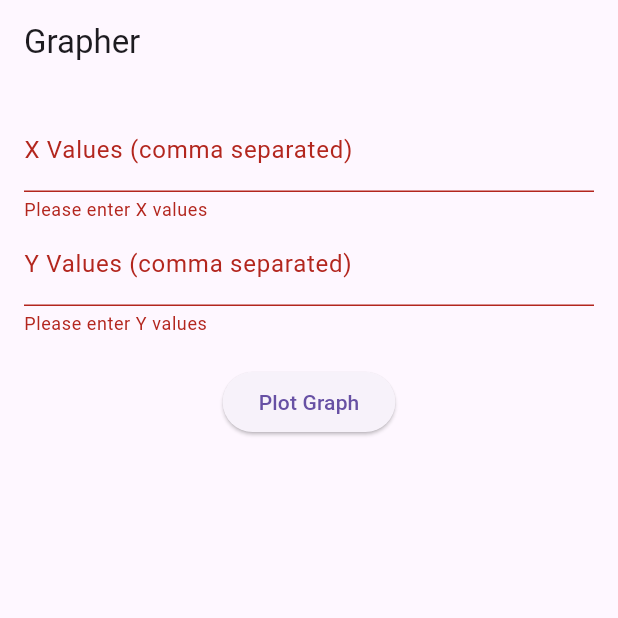
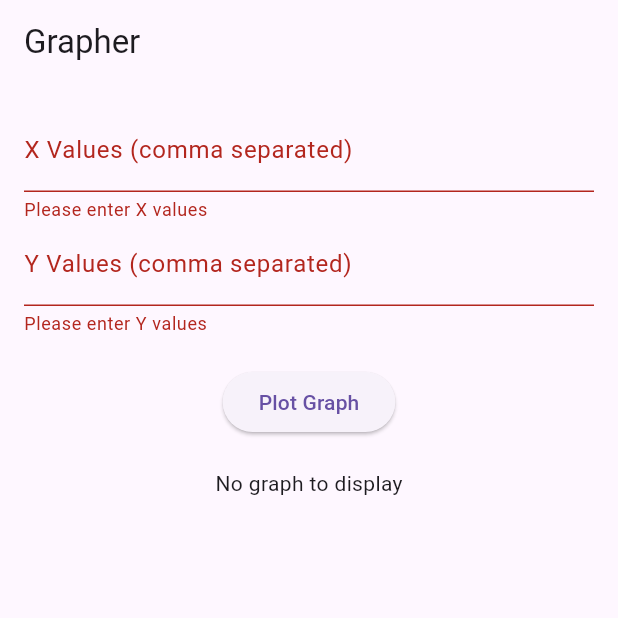
Before and after one commit to dxrkinfuser44/My-projects, a Flutter app: the screen it shows after launch, after a tap on "Plot Graph", on a phone screen of 412 x 824 dp, the top half of it. Run offline on Flutter 3.47's test engine with Material 3 defaults, Android fonts, the light colour scheme and no system bars.

Commit message:
idk more amendments?

```diff
--- a/app/lib/main.dart
+++ b/app/lib/main.dart
@@ -4,12 +4,10 @@
 import 'dart:convert';
 
 void main() {
-  runApp(const MyApp());
+  runApp(MyApp());
 }
 
 class MyApp extends StatelessWidget {
-  const MyApp({super.key});
-
   @override
   Widget build(BuildContext context) {
     return MaterialApp(
@@ -32,6 +30,7 @@
   final _formKey = GlobalKey<FormState>();
   final _xController = TextEditingController();
   final _yController = TextEditingController();
+  String? _imageUrl;
 
   Future<void> _submitData() async {
     final xValues = _xController.text.split(',').map((e) => double.parse(e.trim())).toList();
@@ -50,6 +49,9 @@
     );
 
     if (response.statusCode == 200) {
+      setState(() {
+        _imageUrl = 'http://127.0.0.1:5000/plot';
+      });
       ScaffoldMessenger.of(context).showSnackBar(const SnackBar(content: Text('Graph plotted successfully!')));
     } else {
       ScaffoldMessenger.of(context).showSnackBar(const SnackBar(content: Text('Failed to plot graph.')));
@@ -95,6 +97,10 @@
               },
               child: const Text('Plot Graph'),
             ),
+            const SizedBox(height: 20),
+            _imageUrl != null
+                ? Image.network(_imageUrl!)
+                : const Text('No graph to display'),
           ],
         ),
       ),
```
Also changed, not shown: graph.png (added), 1 other file.
